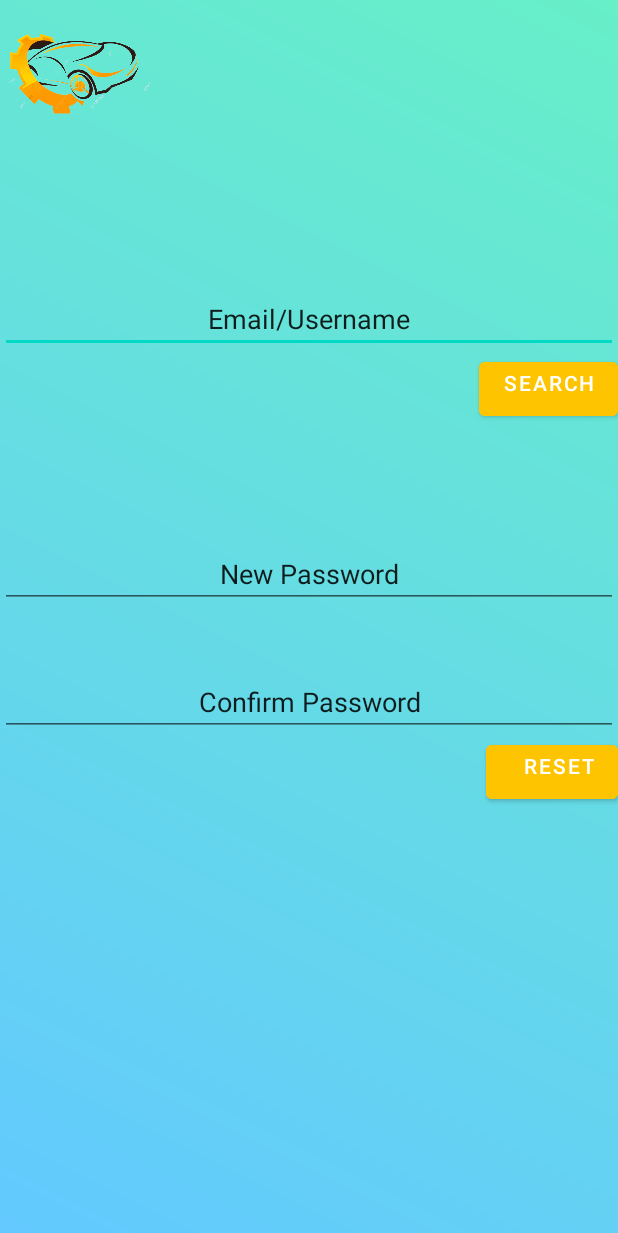
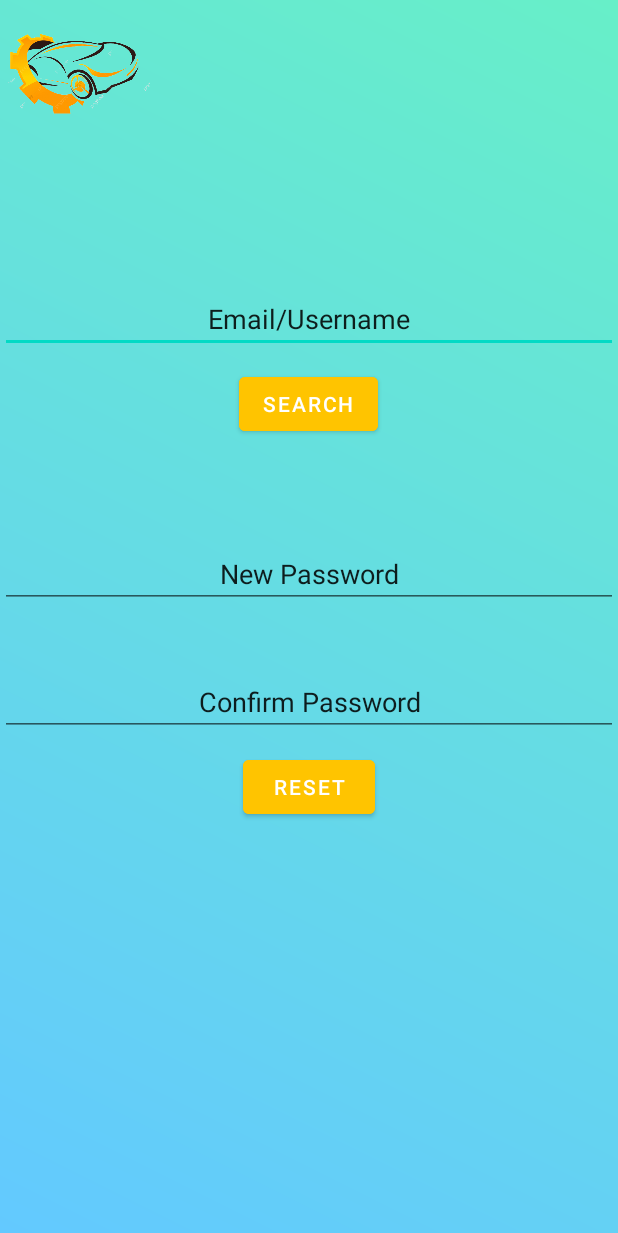
Before and after one commit to Team-Phantoms/SawariSewa-Frontend, an Android app: the layout activity_forget_password.xml on its own in the app's theme, with its tools: preview values and no code run, on a phone screen of 412 x 824 dp. Shown: the top 1233 px of the screen. Run offline under Robolectric (Android 15) with nearby library versions, the phone set to English and light mode, and no system bars; Roboto replaces fonts that are not available here.

Commit message:
changes in forget xml

```diff
--- a/app/src/main/res/layout/activity_forget_password.xml
+++ b/app/src/main/res/layout/activity_forget_password.xml
@@ -42,7 +42,9 @@
             android:id="@+id/btnSearch"
             android:layout_width="wrap_content"
             android:layout_height="wrap_content"
-            android:gravity="end"
+            android:gravity="center"
+            android:layout_marginTop="10dp"
+            android:layout_gravity="center"
             android:backgroundTint="@color/gradient"
             android:text="Search">
         </Button>
@@ -80,7 +82,9 @@
             android:id="@+id/reset"
             android:layout_width="wrap_content"
             android:layout_height="wrap_content"
-            android:gravity="end"
+            android:gravity="center"
+            android:layout_gravity="center"
+            android:layout_marginTop="10dp"
             android:backgroundTint="@color/gradient"
             android:text="Reset">
 
```
